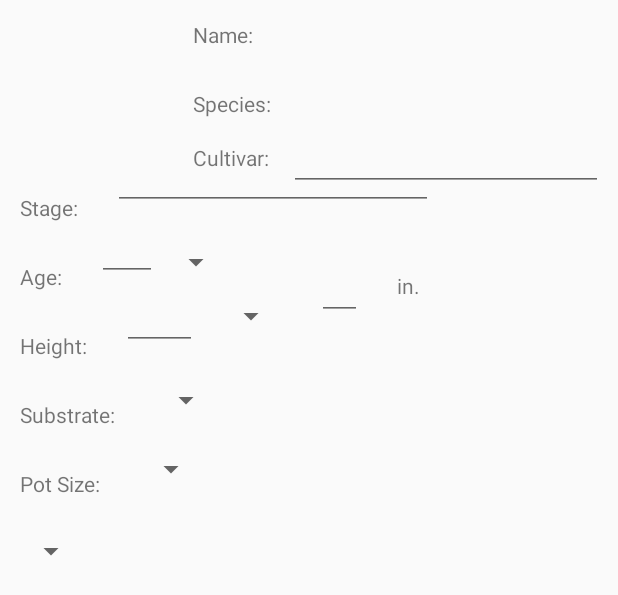
After one commit to chadamine/android, an Android app: the layout fragment_plant_new_info.xml on its own in the app's theme, with its tools: preview values and no code run, on a phone screen of 412 x 824 dp. The commit adds this screen. Shown: the top 595 px of the screen. Run offline under Robolectric (Android 15) with nearby library versions, the phone set to English and light mode, and no system bars.

Commit message:
new fragment

```diff
--- /dev/null
+++ b/DatabaseList/app/src/main/res/layout/fragment_plant_new_info.xml
@@ -0,0 +1,224 @@
+<?xml version="1.0" encoding="utf-8"?>
+<RelativeLayout
+	xmlns:android="http://schemas.android.com/apk/res/android"
+	android:layout_height="match_parent"
+	android:layout_width="match_parent">
+
+	<FrameLayout
+		android:layout_height="95dp"
+		android:layout_width="95dp"
+		android:layout_margin="10dp"
+		android:id="@+id/framelayout_plant_view_info_photo"
+		android:layout_marginRight="0dp"
+		android:layout_marginBottom="10dp"/>
+
+	<TextView
+		android:layout_height="wrap_content"
+		android:text="Name:"
+		android:layout_width="wrap_content"
+		android:layout_toRightOf="@id/framelayout_plant_view_info_photo"
+		android:id="@+id/textview_plant_view_info_name_title"
+		android:layout_margin="10dp"
+		android:layout_marginRight="0dp"
+		android:padding="3dp"/>
+
+	<TextView
+		android:layout_height="wrap_content"
+		android:text="Species:"
+		android:layout_width="wrap_content"
+		android:layout_toRightOf="@id/framelayout_plant_view_info_photo"
+		android:layout_below="@id/textview_plant_view_info_name_title"
+		android:id="@+id/textview_plant_view_info_species_title"
+		android:layout_margin="10dp"
+		android:layout_marginTop="0dp"
+		android:layout_marginRight="0dp"
+		android:padding="3dp"/>
+
+	<TextView
+		android:layout_height="wrap_content"
+		android:text="Cultivar:"
+		android:layout_width="wrap_content"
+		android:layout_below="@id/textview_plant_view_info_species_title"
+		android:layout_alignLeft="@id/textview_plant_view_info_species_title"
+		android:id="@+id/textview_plant_view_info_cultivar_title"
+		android:padding="3dp"/>
+
+	<TextView
+		android:layout_height="wrap_content"
+		android:text="Stage:"
+		android:layout_width="wrap_content"
+		android:layout_below="@id/framelayout_plant_view_info_photo"
+		android:layout_margin="10dp"
+		android:id="@+id/textview_plant_view_info_stage_title"
+		android:layout_marginBottom="0dp"
+		android:layout_marginRight="0dp"
+		android:padding="3dp"/>
+
+	<TextView
+		android:layout_height="wrap_content"
+		android:text="Age:"
+		android:layout_width="wrap_content"
+		android:layout_below="@id/textview_plant_view_info_stage_title"
+		android:id="@+id/textview_plant_view_info_age_title"
+		android:layout_margin="10dp"
+		android:layout_marginRight="0dp"
+		android:layout_marginBottom="0dp"
+		android:padding="3dp"/>
+
+	<TextView
+		android:layout_height="wrap_content"
+		android:text="Height:"
+		android:layout_width="wrap_content"
+		android:layout_below="@id/textview_plant_view_info_age_title"
+		android:layout_margin="10dp"
+		android:id="@+id/textview_plant_view_info_height_title"
+		android:layout_marginRight="0dp"
+		android:layout_marginBottom="0dp"
+		android:padding="3dp"/>
+
+	<TextView
+		android:layout_height="wrap_content"
+		android:text="Substrate:"
+		android:layout_width="wrap_content"
+		android:layout_below="@id/textview_plant_view_info_height_title"
+		android:layout_margin="10dp"
+		android:id="@+id/textview_plant_view_info_substrate_title"
+		android:layout_marginBottom="0dp"
+		android:layout_marginRight="0dp"
+		android:padding="3dp"/>
+
+	<TextView
+		android:layout_height="wrap_content"
+		android:text="Pot Size:"
+		android:layout_width="wrap_content"
+		android:layout_below="@id/textview_plant_view_info_substrate_title"
+		android:layout_margin="10dp"
+		android:id="@+id/textview_plant_view_info_potsize_title"
+		android:layout_marginRight="0dp"
+		android:layout_marginBottom="10dp"
+		android:padding="3dp"/>
+
+	<EditText
+		android:layout_height="wrap_content"
+		android:ems="5"
+		android:layout_width="wrap_content"
+		android:layout_toRightOf="@id/textview_plant_view_info_species_title"
+		android:layout_below="@id/textview_plant_view_info_name_title"
+		android:layout_margin="10dp"
+		android:layout_marginTop="0dp"
+		android:layout_marginBottom="0dp"
+		android:layout_alignBottom="@id/textview_plant_view_info_species_title"/>
+
+	<EditText
+		android:layout_height="25dp"
+		android:ems="10"
+		android:layout_width="wrap_content"
+		android:layout_toRightOf="@id/textview_plant_view_info_name_title"
+		android:layout_margin="10dp"
+		android:layout_marginBottom="0dp"
+		android:textSize="20sp"
+		android:layout_alignBottom="@id/textview_plant_view_info_name_title"
+		android:layout_marginTop="0dp"/>
+
+	<EditText
+		android:layout_height="25dp"
+		android:ems="5"
+		android:layout_width="match_parent"
+		android:layout_toRightOf="@id/textview_plant_view_info_cultivar_title"
+		android:layout_below="@id/textview_plant_view_info_species_title"
+		android:layout_margin="10dp"
+		android:layout_marginTop="0dp"/>
+
+	<EditText
+		android:layout_height="25dp"
+		android:ems="10"
+		android:layout_width="wrap_content"
+		android:layout_toRightOf="@id/textview_plant_view_info_stage_title"
+		android:layout_alignBaseline="@id/textview_plant_view_info_stage_title"
+		android:layout_alignBottom="@id/textview_plant_view_info_stage_title"
+		android:layout_margin="10dp"
+		android:layout_marginBottom="0dp"/>
+
+	<EditText
+		android:layout_height="25dp"
+		android:ems="10"
+		android:layout_width="40dp"
+		android:layout_toRightOf="@id/textview_plant_view_info_age_title"
+		android:layout_alignBottom="@id/textview_plant_view_info_age_title"
+		android:layout_margin="10dp"
+		android:layout_marginBottom="0dp"
+		android:id="@+id/fragmentplantnewinfoEditText3"/>
+
+	<EditText
+		android:layout_height="25dp"
+		android:ems="10"
+		android:layout_width="50dp"
+		android:layout_toRightOf="@id/textview_plant_view_info_height_title"
+		android:layout_alignBottom="@id/textview_plant_view_info_height_title"
+		android:id="@+id/fragmentplantnewinfoEditText1"
+		android:layout_margin="10dp"
+		android:layout_marginBottom="0dp"
+		android:layout_marginRight="0dp"/>
+
+	<Spinner
+		android:layout_height="25dp"
+		android:layout_width="40dp"
+		android:layout_toRightOf="@id/fragmentplantnewinfoEditText1"
+		android:layout_alignBottom="@id/fragmentplantnewinfoEditText1"
+		android:id="@+id/fragmentplantnewinfoSpinner1"
+		android:layout_margin="10dp"
+		android:layout_marginBottom="0dp"
+		android:layout_marginRight="0dp"/>
+
+	<EditText
+		android:layout_height="25dp"
+		android:ems="10"
+		android:layout_width="30dp"
+		android:layout_toRightOf="@id/fragmentplantnewinfoSpinner1"
+		android:layout_alignBottom="@id/fragmentplantnewinfoSpinner1"
+		android:id="@+id/fragmentplantnewinfoEditText2"
+		android:layout_margin="10dp"
+		android:layout_marginBottom="0dp"
+		android:layout_marginRight="0dp"/>
+
+	<TextView
+		android:layout_height="wrap_content"
+		android:text="in."
+		android:layout_width="wrap_content"
+		android:layout_toRightOf="@id/fragmentplantnewinfoEditText2"
+		android:layout_alignBottom="@id/fragmentplantnewinfoEditText2"
+		android:padding="3dp"
+		android:layout_margin="10dp"
+		android:layout_marginBottom="0dp"
+		android:layout_marginLeft="3dp"/>
+
+	<Spinner
+		android:layout_height="wrap_content"
+		android:layout_width="wrap_content"
+		android:layout_below="@id/textview_plant_view_info_potsize_title"
+		android:layout_margin="10dp"
+		android:id="@+id/spinner_plant_new_info_irrigationschedule"/>
+
+	<Spinner
+		android:layout_height="25dp"
+		android:layout_width="40dp"
+		android:layout_toRightOf="@id/fragmentplantnewinfoEditText3"
+		android:layout_alignBottom="@id/fragmentplantnewinfoEditText3"/>
+
+	<Spinner
+		android:layout_height="25dp"
+		android:layout_width="wrap_content"
+		android:layout_toRightOf="@id/textview_plant_view_info_substrate_title"
+		android:layout_alignBottom="@id/textview_plant_view_info_substrate_title"
+		android:layout_margin="10dp"
+		android:layout_marginBottom="0dp"/>
+
+	<Spinner
+		android:layout_height="25dp"
+		android:layout_width="wrap_content"
+		android:layout_toRightOf="@id/textview_plant_view_info_potsize_title"
+		android:layout_alignBottom="@id/textview_plant_view_info_potsize_title"
+		android:layout_margin="10dp"
+		android:layout_marginBottom="0dp"/>
+
+</RelativeLayout>
--- a/DatabaseList/app/src/main/res/layout/fragment_plant_view.xml
+++ b/DatabaseList/app/src/main/res/layout/fragment_plant_view.xml
@@ -19,15 +19,10 @@
 
 		<Button
 			android:layout_height="match_parent"
-            android:text="Button"
+			android:text="New Plant"
 			android:layout_width="wrap_content"
-            android:layout_margin="3dp"/>
-
-        <Button
-            android:layout_height="match_parent"
-            android:text="Button"
-            android:layout_width="wrap_content"
-            android:layout_margin="3dp"/>
+			android:layout_margin="3dp"
+			android:id="@+id/button_plant_new"/>
 
 	</LinearLayout>
 
```
Lines whose indentation alone changed are shown as unchanged.
